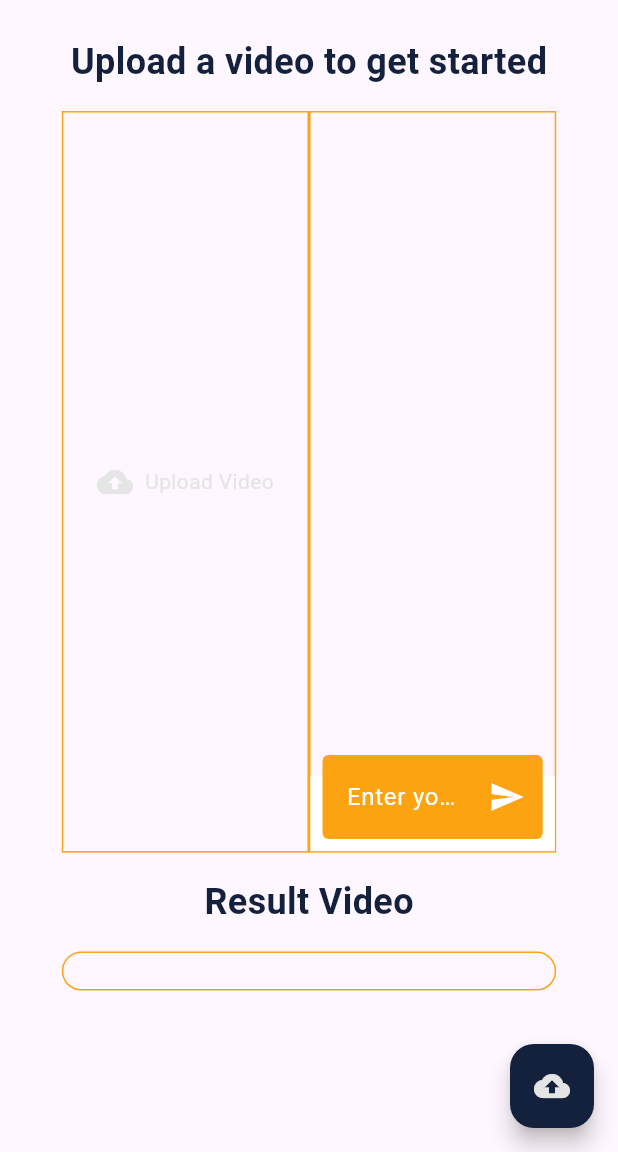
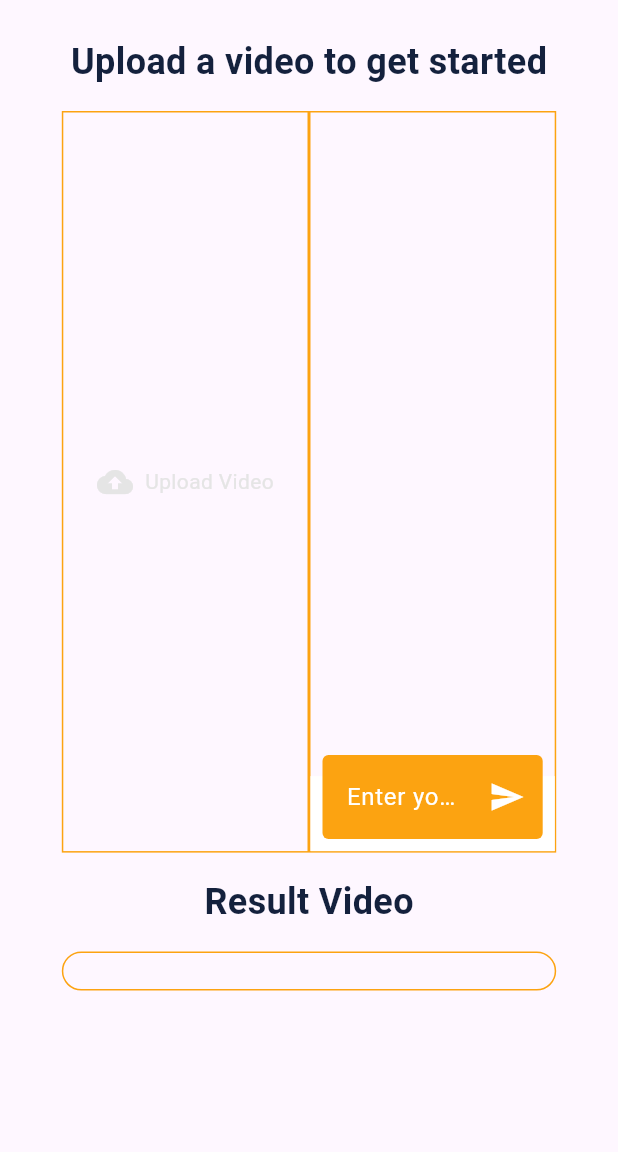
Before and after one commit to rlaminseok0824/Video_Moment_Search, a Flutter app: the WebHomePage screen opened directly, after a tap on "Upload Video", on a phone screen of 412 x 824 dp, the part 84-1236 px from its top. Run offline on Flutter 3.47's test engine with Material 3 defaults, Android fonts, the phone set to English and light mode, and no system bars; our stand-ins replace chewie, cross_file, file_picker, image_picker, video_player; missing offline and left inert: dart:html, dart:js, ffmpeg_wasm, universal_html.

Commit message:
ADD: XFile을 이용한 File Upload로 구조 변경

```diff
--- a/lib/web/web_home_page.dart
+++ b/lib/web/web_home_page.dart
@@ -1,7 +1,12 @@
+import 'dart:js' as js;
+import 'dart:html' as html;
+
 import 'package:capstone/apis/api.dart';
-import 'package:capstone/web/video_setup.dart';
 import 'package:chewie/chewie.dart';
 import 'package:collection/collection.dart';
+import 'package:cross_file/cross_file.dart';
+import 'package:ffmpeg_wasm/ffmpeg_wasm.dart';
+import 'package:file_picker/file_picker.dart';
 import 'package:flutter/material.dart';
 import 'package:video_player/video_player.dart';
 
@@ -9,17 +14,23 @@ class WebHomePage extends StatefulWidget {
   const WebHomePage({super.key});
 
   @override
-  State<WebHomePage> createState() => _HomePageState();
+  State<WebHomePage> createState() => _WebHomePageState();
 }
 
-class _HomePageState extends State<WebHomePage> {
-  final VideoSetup _videoSetup = VideoSetup();
-  VideoPlayerController? controller;
-  String? _videoSrc;
+class _WebHomePageState extends State<WebHomePage> {
+  late FFmpeg ffmpeg;
+  late XFile xfileVideo;
+  FilePickerResult? filePickerResult;
+  String? videoTitle;
+  VideoPlayerController? controller; // MainVideoController
   final TextEditingController _textEditingController = TextEditingController();
   final List<String> _messages = [];
-  final List<List<String>> _timeStamps = [];
-  bool _isLoading = false;
+  final List<VideoPlayerController> semiResultControllers = [];
+
+  final progress = ValueNotifier<double?>(null);
+  final statistics = ValueNotifier<String?>(null);
+
+  bool isLoading = false;
 
   AppBar _buildAppBar() {
     return AppBar(
@@ -31,52 +42,21 @@ class _HomePageState extends State<WebHomePage> {
     );
   }
 
-  Widget _uploadButton() {
-    return InkWell(
-      onTap: () async {
-        try {
-          _videoSrc = await _videoSetup.getLocalVideoUrl();
-
-          controller = VideoPlayerController.networkUrl(Uri.parse(_videoSrc!))
-            ..initialize().then((_) {
-              setState(() {
-                _messages.clear();
-              });
-            });
-        } catch (e) {
-          const ContinuousRectangleBorder();
-        }
-      },
-      child: Container(
-        width: double.infinity,
-        padding: const EdgeInsets.symmetric(vertical: 12),
-        decoration: BoxDecoration(
-          borderRadius: BorderRadius.circular(15),
+  Widget _buildDescription() {
+    return const Center(
+      child: Column(
+        children: [
+          Text(
+            'Upload a video to get started',
+            style: TextStyle(
+                color: Color(0xff14213D),
+                fontSize: 24,
+                fontWeight: FontWeight.bold),
           ),
-        child: const Row(
-          mainAxisAlignment: MainAxisAlignment.center,
-          children: [
-            Icon(Icons.cloud_upload, color: Color(0xffE5E5E5)),
-            SizedBox(width: 8),
-            Text('Upload Video', style: TextStyle(color: Color(0xffE5E5E5))),
+          SizedBox(height: 16),
         ],
       ),
-      ),
     );
-  }
-
-  Widget _buildVideoPlayer() {
-    if (controller != null && controller!.value.isInitialized) {
-      return Chewie(
-        controller: ChewieController(
-          videoPlayerController: controller!,
-          aspectRatio: controller!.value.aspectRatio,
-          autoPlay: true,
-        ),
-      );
-    } else {
-      return Container();
-    }
   }
 
   Widget _buildContainer() {
@@ -93,9 +73,7 @@ class _HomePageState extends State<WebHomePage> {
             decoration: BoxDecoration(border: border),
             width: width,
             height: height,
-            child: (_videoSrc == null || _videoSrc!.isEmpty)
-                ? _uploadButton()
-                : _buildVideoPlayer(),
+            child: (videoTitle == null) ? _uploadButton() : _buildVideoPlayer(),
           ),
           Container(
               width: width,
@@ -140,8 +118,9 @@ class _HomePageState extends State<WebHomePage> {
                       child: TextField(
                         controller: _textEditingController,
                         style: const TextStyle(color: Colors.white),
-                        enabled: (_videoSrc != null && _videoSrc!.isNotEmpty) &&
-                            !_isLoading,
+                        enabled:
+                            (videoTitle != null && videoTitle!.isNotEmpty) &&
+                                !isLoading,
                         decoration: InputDecoration(
                             hintText: 'Enter your text here',
                             hintStyle: const TextStyle(color: Colors.white),
@@ -160,20 +139,21 @@ class _HomePageState extends State<WebHomePage> {
                                       _messages
                                           .add(_textEditingController.text);
                                       _textEditingController.clear();
-                                      _isLoading = true;
+                                      isLoading = true;
                                     }
                                   });
-                                  _timeStamps.addAll(await getTimeStamps());
+                                  final timeStamps = await getTimeStamps();
+
                                   setState(() {
-                                    _messages.add(_timeStamps.toString());
-                                    _isLoading = false;
+                                    _messages.add(timeStamps.toString());
+                                    isLoading = false;
                                   });
                                 })),
                         maxLines: 1,
                       ),
                     ),
                   ),
-                  (_isLoading)
+                  (isLoading)
                       ? const Center(child: CircularProgressIndicator())
                       : Container(),
                 ],
@@ -183,19 +163,51 @@ class _HomePageState extends State<WebHomePage> {
     );
   }
 
-  Widget _buildDescription() {
-    return const Center(
-      child: Column(
+  Widget _buildVideoPlayer() {
+    if (controller != null && controller!.value.isInitialized) {
+      return Chewie(
+        controller: ChewieController(
+          videoPlayerController: controller!,
+          aspectRatio: controller!.value.aspectRatio,
+          autoPlay: true,
+        ),
+      );
+    } else {
+      return Container();
+    }
+  }
+
+  Widget _uploadButton() {
+    return InkWell(
+      onTap: () async {
+        try {
+          await loadFFmpeg();
+          await pickFile();
+          if (videoTitle != null) {
+            controller =
+                VideoPlayerController.networkUrl(Uri.parse(xfileVideo.path))
+                  ..initialize().then((_) {
+                    setState(() {});
+                  });
+          }
+        } catch (e) {
+          const ContinuousRectangleBorder();
+        }
+      },
+      child: Container(
+        width: double.infinity,
+        padding: const EdgeInsets.symmetric(vertical: 12),
+        decoration: BoxDecoration(
+          borderRadius: BorderRadius.circular(15),
+        ),
+        child: const Row(
+          mainAxisAlignment: MainAxisAlignment.center,
           children: [
-          Text(
-            'Upload a video to get started',
-            style: TextStyle(
-                color: Color(0xff14213D),
-                fontSize: 24,
-                fontWeight: FontWeight.bold),
+            Icon(Icons.cloud_upload, color: Color(0xffE5E5E5)),
+            SizedBox(width: 8),
+            Text('Upload Video', style: TextStyle(color: Color(0xffE5E5E5))),
+          ],
         ),
-          SizedBox(height: 16),
-        ],
       ),
     );
   }
@@ -222,11 +234,20 @@ class _HomePageState extends State<WebHomePage> {
               borderRadius: BorderRadius.circular(15),
               border: Border.all(color: const Color(0xffFCA311), width: 1),
             ),
-          child: const Row(
+            child: Column(
               mainAxisAlignment: MainAxisAlignment.center,
-            children: [],
+              children: semiResultControllers.map((controller) {
+                return SizedBox(
+                  height: 200,
+                  child: Chewie(
+                    controller: ChewieController(
+                      videoPlayerController: controller,
+                      aspectRatio: controller.value.aspectRatio,
                     ),
                   ),
+                );
+              }).toList(),
+            )),
       ],
     );
   }
@@ -235,25 +256,8 @@ class _HomePageState extends State<WebHomePage> {
   Widget build(BuildContext context) {
     return Scaffold(
         appBar: _buildAppBar(),
-      floatingActionButton: FloatingActionButton(
-        backgroundColor: const Color(0xff14213D),
-        onPressed: () async {
-          try {
-            _videoSrc = await _videoSetup.getLocalVideoUrl();
-
-            controller = VideoPlayerController.networkUrl(Uri.parse(_videoSrc!))
-              ..initialize().then((_) {
-                setState(() {
-                  _messages.clear();
-                });
-              });
-          } catch (e) {
-            const ContinuousRectangleBorder();
-          }
-        },
-        child: const Icon(Icons.cloud_upload, color: Color(0xffE5E5E5)),
-      ),
         body: SafeArea(
+            child: SingleChildScrollView(
           child: Padding(
             padding: const EdgeInsets.all(24.0),
             child: Column(
@@ -265,7 +269,71 @@ class _HomePageState extends State<WebHomePage> {
               ],
             ),
           ),
-      ),
-    );
+        )));
+  }
+
+  Future<void> loadFFmpeg() async {
+    ffmpeg = createFFmpeg(CreateFFmpegParam(
+        log: true,
+        corePath: 'https://unpkg.com/@ffmpeg/core@0.11.0/dist/ffmpeg-core.js'));
+
+    ffmpeg.setProgress(_onProgressHandler);
+    ffmpeg.setLogger(_onLogHandler);
+
+    await ffmpeg.load();
+  }
+
+  void _onProgressHandler(ProgressParam progress) {
+    final isDone = progress.ratio >= 1;
+
+    this.progress.value = isDone ? null : progress.ratio;
+    if (isDone) {
+      statistics.value = null;
     }
   }
+
+  static final regex = RegExp(
+    r'frame\s*=\s*(\d+)\s+fps\s*=\s*(\d+(?:\.\d+)?)\s+q\s*=\s*([\d.-]+)\s+L?size\s*=\s*(\d+)\w*\s+time\s*=\s*([\d:\.]+)\s+bitrate\s*=\s*([\d.]+)\s*(\w+)/s\s+speed\s*=\s*([\d.]+)x',
+  );
+
+  void _onLogHandler(LoggerParam logger) {
+    if (logger.type == 'fferr') {
+      final match = regex.firstMatch(logger.message);
+
+      if (match != null) {
+        // indicates the number of frames that have been processed so far.
+        final frame = match.group(1);
+        // is the current frame rate
+        final fps = match.group(2);
+        // stands for quality 0.0 indicating lossless compression, other values indicating that there is some lossy compression happening
+        final q = match.group(3);
+        // indicates the size of the output file so far
+        final size = match.group(4);
+        // is the time that has elapsed since the beginning of the conversion
+        final time = match.group(5);
+        // is the current output bitrate
+        final bitrate = match.group(6);
+        // for instance: 'kbits/s'
+        final bitrateUnit = match.group(7);
+        // is the speed at which the conversion is happening, relative to real-time
+        final speed = match.group(8);
+
+        statistics.value =
+            'frame: $frame, fps: $fps, q: $q, size: $size, time: $time, bitrate: $bitrate$bitrateUnit, speed: $speed';
+      }
+    }
+  }
+
+  Future<void> pickFile() async {
+    final filePickerResult =
+        await FilePicker.platform.pickFiles(type: FileType.video);
+    if (filePickerResult != null &&
+        filePickerResult.files.single.bytes != null) {
+      ffmpeg.writeFile('input.mp4', filePickerResult.files.single.bytes!);
+      setState(() {
+        videoTitle = filePickerResult.files.single.name;
+        xfileVideo = XFile.fromData(filePickerResult.files.single.bytes!);
+      });
+    }
+  }
+}
```
Lines whose indentation alone changed are shown as unchanged.
